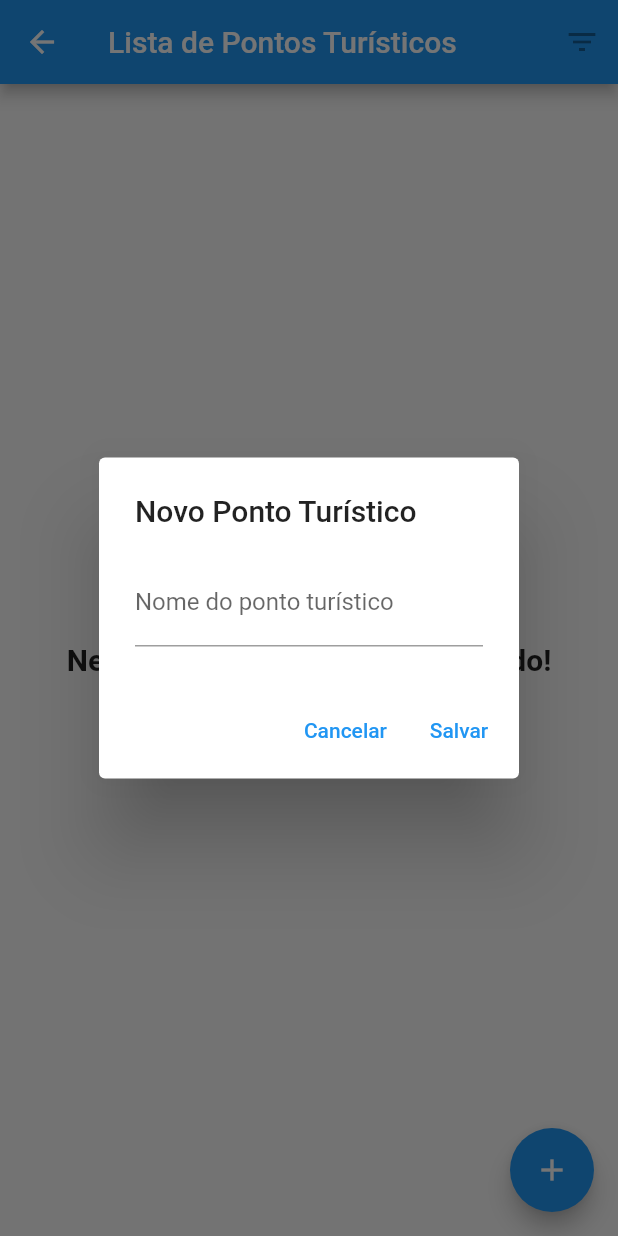
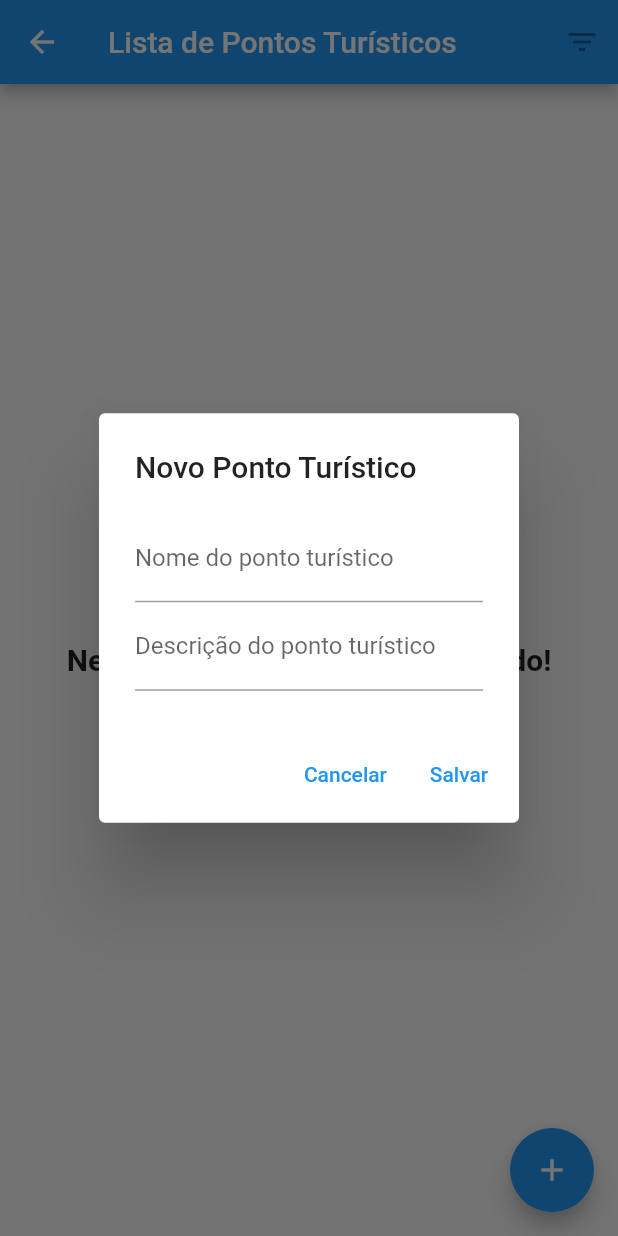
Before and after one commit to rlraul/projeto_pm26s, a Flutter app: the ListaPontosTuristicos screen opened directly, after a tap on the "add" icon, on a phone screen of 412 x 824 dp. Run offline on Flutter 3.47's test engine with Material 2 defaults, Android fonts, the phone set to English and light mode, and no system bars.

Commit message:
Adicionados campos faltantes do form de cadastro de pontos turisticos e na lista.

```diff
--- a/lib/pages/lista_pontos_turisticos_page.dart
+++ b/lib/pages/lista_pontos_turisticos_page.dart
@@ -54,7 +54,7 @@ class _ListaPontosTuristicosState extends State<ListaPontosTuristicos> {
         final pontoTuristico = pontosTuristicos[index];
         return PopupMenuButton(
           child: ListTile(
-            title: Text('${pontoTuristico.id} - ${pontoTuristico.nome}'),
+            title: Text('${pontoTuristico.id} - ${pontoTuristico.nome} - ${pontoTuristico.descricao} - ${pontoTuristico.retornarDataInclusaoFormatada}'),
           ),
           itemBuilder: (BuildContext context) => criarItensMenuPopup(),
           onSelected: (String valorSelecionado) {
@@ -159,6 +159,7 @@ class _ListaPontosTuristicosState extends State<ListaPontosTuristicos> {
                     } else {
                       pontosTuristicos[indice] = novoPontoTuristico;
                     }
+                    novoPontoTuristico.data_inclusao = DateTime.now();
                     pontosTuristicos.add(novoPontoTuristico);
                   });
                   Navigator.of(context).pop();
--- a/lib/pages/ponto_turistico_form_dialog.dart
+++ b/lib/pages/ponto_turistico_form_dialog.dart
@@ -45,7 +45,17 @@ class PontoTuristicoAtualState extends State<PontoTuristicoDialog>{
               }
               return null;
             },
-          )
+          ),
+          TextFormField(
+            controller: this.descricaoController,
+            decoration: InputDecoration(labelText: 'Descrição do ponto turístico'),
+            validator: (String? descricao) {
+              if (descricao == null || descricao.isEmpty) {
+                return 'Campo "Descrição" obrigatório';
+              }
+              return null;
+            },
+          ),
         ],
       ),
     );
```
